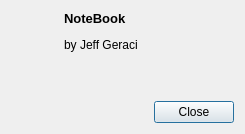
redeyedvireo/PyNoteBook, file about_dialog.ui: the form before one commit.
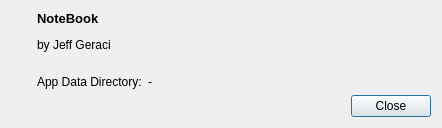
The form after the commit. Icons and pictures are not drawn.

Commit message: Show app data directory on About dialog.

```diff
--- a/about_dialog.ui
+++ b/about_dialog.ui
@@ -6,17 +6,17 @@
    <rect>
     <x>0</x>
     <y>0</y>
-    <width>245</width>
-    <height>134</height>
+    <width>442</width>
+    <height>128</height>
    </rect>
   </property>
   <property name="windowTitle">
    <string>About NoteBook</string>
   </property>
+  <layout class="QHBoxLayout" name="horizontalLayout_4">
+   <item>
   <layout class="QVBoxLayout" name="verticalLayout">
    <item>
-    <layout class="QHBoxLayout" name="horizontalLayout">
-     <item>
       <widget class="QLabel" name="label">
        <property name="sizePolicy">
         <sizepolicy hsizetype="Fixed" vsizetype="Fixed">
@@ -42,21 +42,24 @@
       </widget>
      </item>
      <item>
-      <spacer name="horizontalSpacer_2">
+      <spacer name="verticalSpacer">
        <property name="orientation">
-        <enum>Qt::Horizontal</enum>
-       </property>
-       <property name="sizeType">
-        <enum>QSizePolicy::Fixed</enum>
+        <enum>Qt::Vertical</enum>
        </property>
        <property name="sizeHint" stdset="0">
         <size>
-         <width>40</width>
-         <height>20</height>
+         <width>20</width>
+         <height>35</height>
         </size>
        </property>
       </spacer>
      </item>
+    </layout>
+   </item>
+   <item>
+    <layout class="QVBoxLayout" name="verticalLayout_2">
+     <item>
+      <layout class="QHBoxLayout" name="horizontalLayout_3">
      <item>
       <widget class="QLabel" name="label_2">
        <property name="text">
@@ -83,14 +86,59 @@
     </layout>
    </item>
    <item>
-    <spacer name="verticalSpacer">
+      <spacer name="verticalSpacer_2">
      <property name="orientation">
       <enum>Qt::Vertical</enum>
      </property>
      <property name="sizeHint" stdset="0">
       <size>
        <width>20</width>
-       <height>35</height>
+         <height>40</height>
+        </size>
+       </property>
+      </spacer>
+     </item>
+     <item>
+      <layout class="QHBoxLayout" name="horizontalLayout">
+       <item>
+        <widget class="QLabel" name="label_3">
+         <property name="sizePolicy">
+          <sizepolicy hsizetype="Minimum" vsizetype="Preferred">
+           <horstretch>0</horstretch>
+           <verstretch>0</verstretch>
+          </sizepolicy>
+         </property>
+         <property name="text">
+          <string>App Data Directory:</string>
+         </property>
+        </widget>
+       </item>
+       <item>
+        <widget class="QLabel" name="appDataDirLabel">
+         <property name="sizePolicy">
+          <sizepolicy hsizetype="Expanding" vsizetype="Preferred">
+           <horstretch>0</horstretch>
+           <verstretch>0</verstretch>
+          </sizepolicy>
+         </property>
+         <property name="text">
+          <string>-</string>
+         </property>
+        </widget>
+       </item>
+      </layout>
+     </item>
+     <item>
+      <layout class="QHBoxLayout" name="horizontalLayout_2">
+       <item>
+        <spacer name="horizontalSpacer_3">
+         <property name="orientation">
+          <enum>Qt::Horizontal</enum>
+         </property>
+         <property name="sizeHint" stdset="0">
+          <size>
+           <width>40</width>
+           <height>20</height>
       </size>
      </property>
     </spacer>
@@ -101,6 +149,10 @@
       <set>QDialogButtonBox::Close</set>
      </property>
     </widget>
+       </item>
+      </layout>
+     </item>
+    </layout>
    </item>
   </layout>
  </widget>
```
Lines whose indentation alone changed are shown as unchanged. The commit also changes 3 other files.
